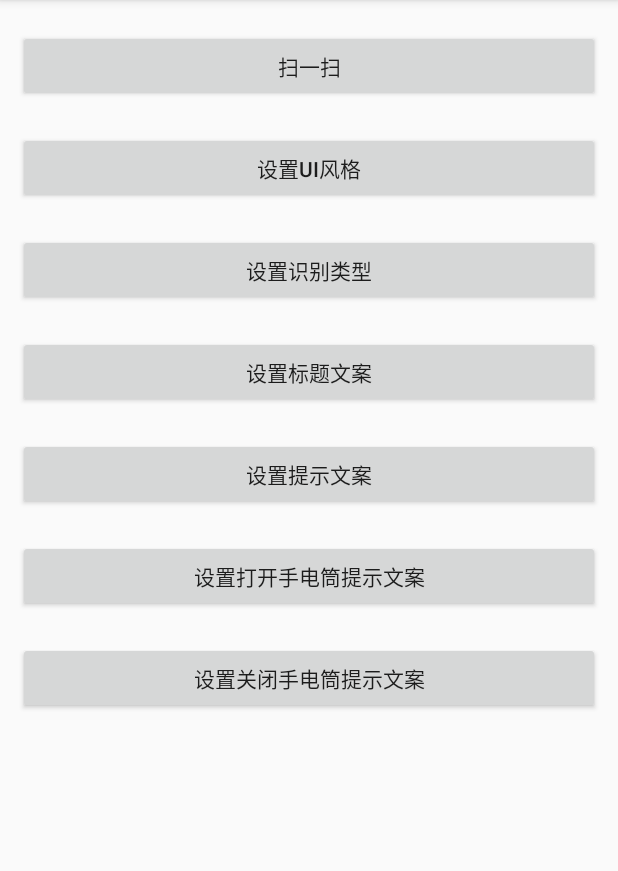
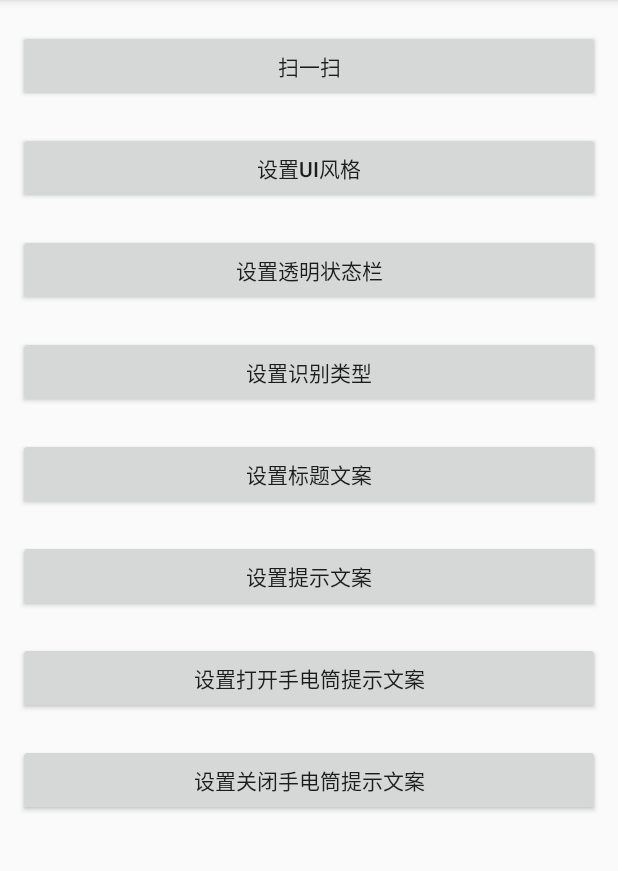
Before and after one commit to mpaas-demo/android-scan, an Android app: the ScanRequestActivity screen opened directly, with no data from a screen before it, on a phone screen of 412 x 824 dp, the part 84-955 px from its top. Run offline under Robolectric (Android 15) with nearby library versions, the phone set to English and light mode, and no system bars; libraries missing offline, so code that uses them is left out: com.alipay.android; 1 statement that could not run was skipped.

```diff
--- a/app/src/main/res/layout/activity_scan_request.xml
+++ b/app/src/main/res/layout/activity_scan_request.xml
@@ -22,6 +22,13 @@
         android:layout_height="wrap_content"
         android:layout_marginTop="20dp"
         android:text="设置UI风格" />
+
+    <Button
+        android:id="@+id/btn_translucent_status_bar"
+        android:layout_width="match_parent"
+        android:layout_height="wrap_content"
+        android:layout_marginTop="20dp"
+        android:text="设置透明状态栏" />
 
     <Button
         android:id="@+id/btn_recognize_type"
--- a/custom/build.gradle
+++ b/custom/build.gradle
@@ -32,7 +32,7 @@ dependencies {
 
     // aar 方式
     if (mPaasBuildType == 'aar') {
-        api platform('com.mpaas.android:mpaas-baseline:10.1.68-5')
+        api platform('com.mpaas.android:mpaas-baseline:10.1.68-15')
         api 'com.mpaas.android:scan'
     }
 }
```
Also changed, not shown: app/src/main/java/com/mpaas/aar/demo/scan/ScanRequestActivity.java (+29 -0 lines), 1 other file.
